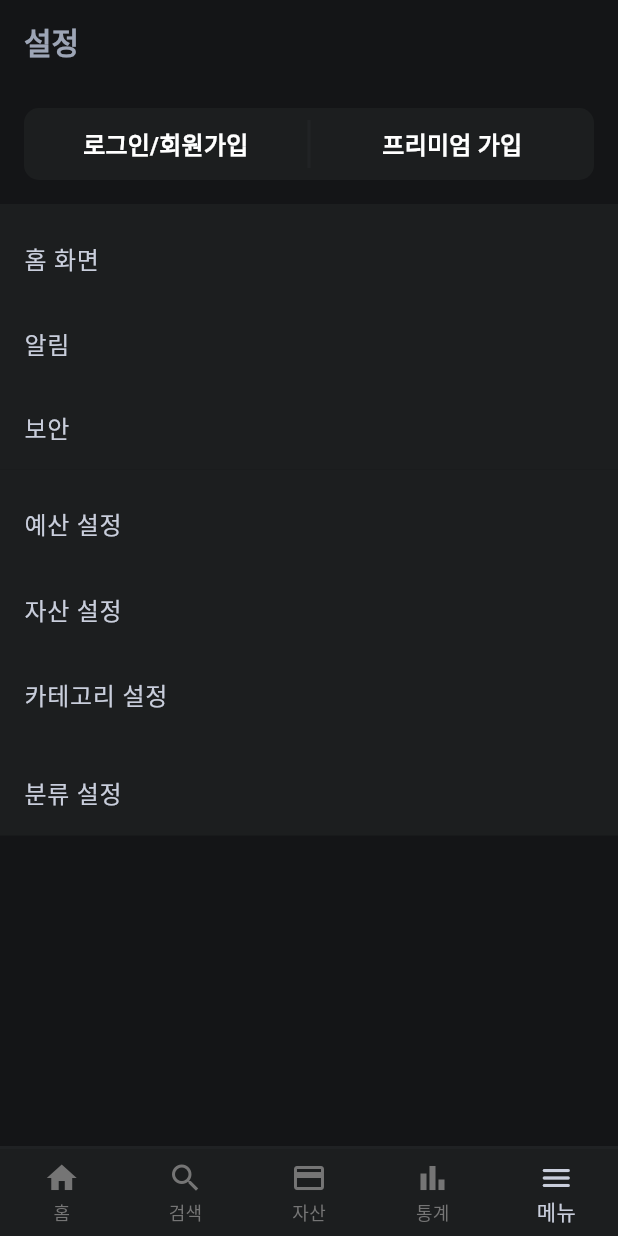
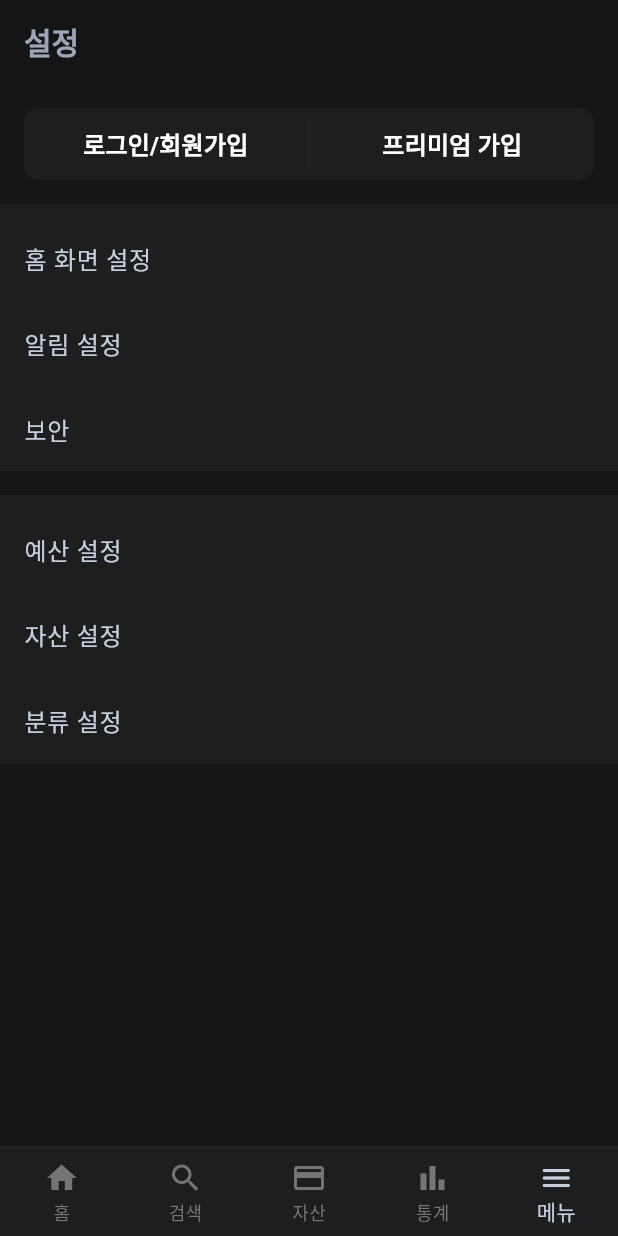
Before and after one commit to jhssong/profitnote, a Flutter app: the screen it shows after launch, item 5 of the bottom bar chosen, on a phone screen of 412 x 824 dp. Run offline on Flutter 3.47's test engine with Material 3 defaults, Android fonts, the phone set to English and light mode, and no system bars; our stand-ins replace shared_preferences, syncfusion_flutter_charts.

Commit message:
hotfix: Update setting screen UI  (#72)

```diff
--- a/lib/screens/setting/setting_screen.dart
+++ b/lib/screens/setting/setting_screen.dart
@@ -36,12 +36,15 @@ class _SettingScreenState extends State<SettingScreen> {
             ),
             const GeneralSettingWidget(
               title: "일반",
-              items: ["홈 화면", "알림", "보안"],
+              items: ["홈 화면 설정", "알림 설정", "보안"],
               //onTapped: (index) {}  // index마다 다른 기능을 수행하도록 설정
+            ),
+            const SizedBox(
+              height: 16,
             ),
             GeneralSettingWidget(
                 title: "예산 및 자산 관리",
-                items: const ["예산 설정", "자산 설정", "카테고리 설정"],
+                items: const ["예산 설정", "자산 설정", "분류 설정"],
                 onTapped: (index) {
                   if (index == 0) {
                     Navigator.of(context).push(MaterialPageRoute(
@@ -54,15 +57,6 @@ class _SettingScreenState extends State<SettingScreen> {
                         builder: (context) => const CategorySettingScreen()));
                   }
                 }),
-            GeneralSettingWidget(
-              title: "분류 관리",
-              items: const ["분류 설정"],
-              onTapped: (index) {
-                Navigator.of(context).push(MaterialPageRoute(
-                  builder: (context) => const CategorySettingScreen(),
-                ));
-              },
-            ),
           ],
         ),
       ),
```
